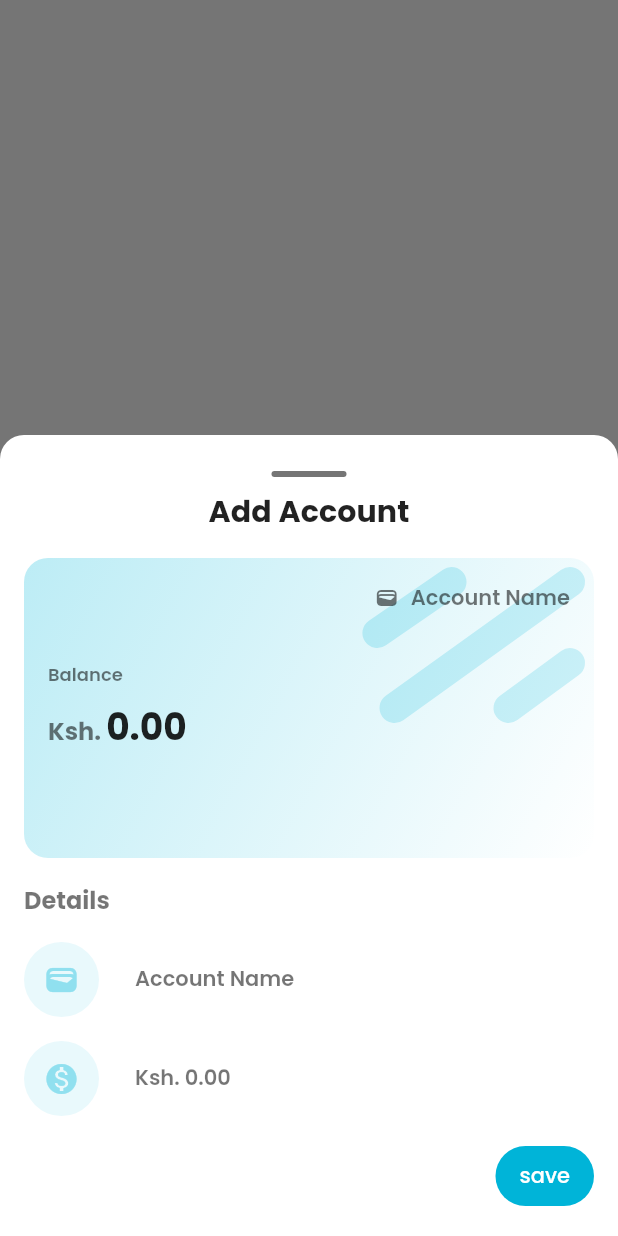
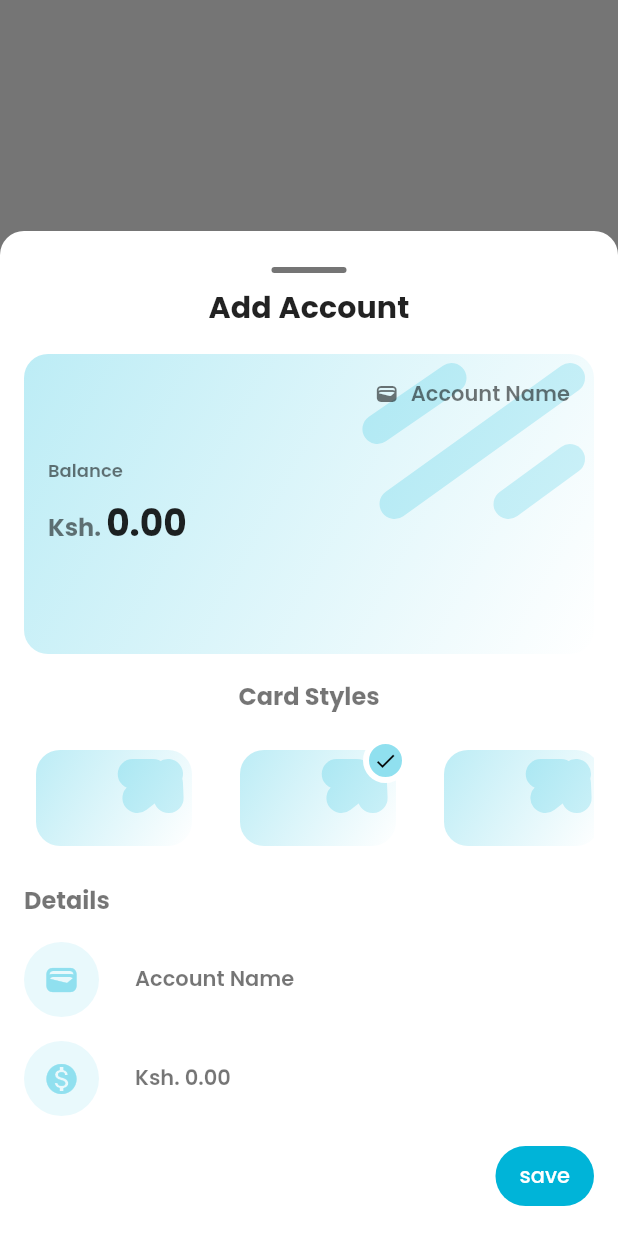
Before and after one commit to KenStarry/Budgetly, a Flutter app: what showAccountsBottomSheet() shows on an empty page, opened directly with empty values, on a phone screen of 412 x 824 dp. Run offline on Flutter 3.47's test engine with Material 2 defaults, Android fonts, the phone set to English and light mode, and no system bars; our stand-ins replace flutter_slidable, get, get_it, hive, hive_flutter, lottie and 1 more; missing offline and left inert: dart:ffi; accounts and stored records are empty.

Commit message:
Added account card styles

```diff
--- a/lib/features/feature_accounts/domain/model/account_card_styles.dart
+++ b/lib/features/feature_accounts/domain/model/account_card_styles.dart
@@ -1,3 +1,6 @@
 enum AccountCardStyles {
-  style_1
+  style_1,
+  style_2,
+  style_3,
+  style_4,
 }
--- a/lib/features/feature_accounts/presentation/components/account_card.dart
+++ b/lib/features/feature_accounts/presentation/components/account_card.dart
@@ -9,12 +9,14 @@ class AccountCard extends StatelessWidget {
   final String accountName;
   final double accountBalance;
   final String currentDate;
+  final bool isContentVisible;
 
   const AccountCard(
       {Key? key,
       required this.accountName,
       required this.accountBalance,
-      required this.currentDate})
+      required this.currentDate,
+      this.isContentVisible = true})
       : super(key: key);
 
   @override
@@ -53,7 +55,8 @@ class AccountCard extends StatelessWidget {
                         ]))),
 
             //  main content
-            Container(
+            isContentVisible == true
+                ? Container(
                     padding: const EdgeInsets.all(16),
                     child: Column(
                       mainAxisAlignment: MainAxisAlignment.center,
@@ -75,10 +78,11 @@ class AccountCard extends StatelessWidget {
                               style: Theme.of(context).textTheme.titleMedium),
                         ]))
                       ],
-                )),
+                    ))
+                : SizedBox.shrink(),
 
             //  account name
-            Align(
+            isContentVisible == true ? Align(
               alignment: AlignmentDirectional.topStart,
               child: Padding(
                 padding: const EdgeInsets.all(16),
@@ -101,7 +105,7 @@ class AccountCard extends StatelessWidget {
                   ],
                 ),
               ),
-            )
+            ) : SizedBox.shrink(),
           ],
         ));
   }
--- a/lib/features/feature_accounts/presentation/controller/accounts_controller.dart
+++ b/lib/features/feature_accounts/presentation/controller/accounts_controller.dart
@@ -20,7 +20,7 @@ class AccountsController extends GetxController {
   var total = 0.00.obs;
 
   //  selected account card style
-  var accountCardStyle = AccountCardStyles.style_1.obs;
+  var accountCardStyle = AccountCardStyles.style_2.obs;
 
   //  add account
   Future<void> addAccount({required Account account}) async {
--- /dev/null
+++ b/lib/features/feature_main/presentation/components/bottom_sheets/accounts_sheet/account_styles_list.dart
@@ -0,0 +1,74 @@
+import 'package:budgetly/features/feature_accounts/domain/model/account_card_styles.dart';
+import 'package:budgetly/features/feature_accounts/presentation/components/account_card.dart';
+import 'package:budgetly/features/feature_accounts/presentation/controller/accounts_controller.dart';
+import 'package:flutter/material.dart';
+
+class AccountStylesList extends StatelessWidget {
+
+  final AccountsController accountsController;
+
+  const AccountStylesList({super.key, required this.accountsController});
+
+  @override
+  Widget build(BuildContext context) {
+    return SizedBox(
+      width: double.infinity,
+      height: 80,
+      child: ListView.separated(
+        shrinkWrap: true,
+        scrollDirection: Axis.horizontal,
+        physics: const BouncingScrollPhysics(),
+        itemCount: AccountCardStyles.values.length,
+        itemBuilder: (context, index) {
+
+          var currentStyle = AccountCardStyles.values[index];
+
+          return GestureDetector(
+            onTap: () {},
+            child: UnconstrainedBox(
+              child: SizedBox(
+                width: 120,
+                height: 80,
+                child: Stack(
+                  children: [
+                    Container(
+                      padding: const EdgeInsets.all(8),
+                      decoration:
+                      BoxDecoration(borderRadius: BorderRadius.circular(16)),
+                      child: const AccountCard(
+                        accountName: '',
+                        accountBalance: 0.00,
+                        currentDate: '',
+                        isContentVisible: false,
+                      ),
+                    ),
+
+                    //  tick
+                    accountsController.accountCardStyle.value == currentStyle ? Align(
+                      alignment: AlignmentDirectional.topEnd,
+                      child: Container(
+                        width: 30,
+                        height: 30,
+                        decoration: BoxDecoration(
+                          color: Theme.of(context).primaryColor,
+                          borderRadius: BorderRadius.circular(50),
+                          border: Border.all(width: 4, color: Theme.of(context).scaffoldBackgroundColor)
+                        ),
+                        child: Icon(Icons.done, color: Theme.of(context).textTheme.titleLarge?.color,
+                        size: 16,),
+                      ),
+                    )
+                        : const SizedBox.shrink()
+                  ]
+                ),
+              ),
+            ),
+          );
+        },
+        separatorBuilder: (context, index) => const SizedBox(
+          width: 16,
+        ),
+      ),
+    );
+  }
+}
--- a/lib/features/feature_main/presentation/components/bottom_sheets/accounts_sheet/accounts_bottom_sheet.dart
+++ b/lib/features/feature_main/presentation/components/bottom_sheets/accounts_sheet/accounts_bottom_sheet.dart
@@ -2,6 +2,7 @@ import 'package:budgetly/core/domain/models/account.dart';
 import 'package:budgetly/features/feature_accounts/domain/model/account_card_styles.dart';
 import 'package:budgetly/features/feature_accounts/presentation/components/account_card.dart';
 import 'package:budgetly/features/feature_accounts/presentation/controller/accounts_controller.dart';
+import 'package:budgetly/features/feature_main/presentation/components/bottom_sheets/accounts_sheet/account_styles_list.dart';
 import 'package:budgetly/features/feature_main/presentation/components/bottom_sheets/accounts_sheet/account_text_field.dart';
 import 'package:budgetly/features/feature_main/presentation/controller/main_form_controller.dart';
 import 'package:budgetly/theme/my_colors.dart';
@@ -56,7 +57,6 @@ void showAccountsBottomSheet(
                         //  account card to be customized
                         Obx(
                           () {
-                            print(AccountCardStyles.values.length);
                             if (accountsController.accountCardStyle ==
                                 AccountCardStyles.style_1) {
                               return AccountCard(
@@ -71,6 +71,28 @@ void showAccountsBottomSheet(
                               currentDate: controller.currentDate.value,
                             );
                           },
+                        ),
+
+                        const SizedBox(
+                          height: 16,
+                        ),
+
+                        //  styles heading
+                        Align(
+                          alignment: AlignmentDirectional.center,
+                          child: Text(
+                            "Card Styles",
+                            style: Theme.of(context).textTheme.bodyLarge,
+                          ),
+                        ),
+
+                        const SizedBox(
+                          height: 16,
+                        ),
+
+                        //  card styles list
+                        AccountStylesList(
+                          accountsController: accountsController,
                         ),
 
                         const SizedBox(
```
Lines whose indentation alone changed are shown as unchanged.
